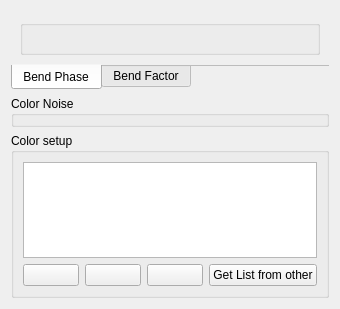
Old version of the form code/nel/tools/3d/object_viewer_qt/src/vegetable_apperance_form.ui in the repository ryzom/ryzomcore.
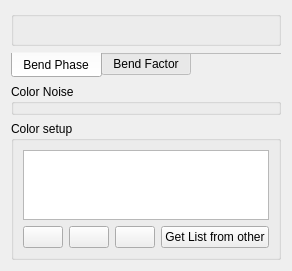
New version of the form. Icons and pictures are not drawn. Custom widgets are drawn as their Qt base class.

The edit to the form file:
```diff
--- a/code/nel/tools/3d/object_viewer_qt/src/vegetable_apperance_form.ui
+++ b/code/nel/tools/3d/object_viewer_qt/src/vegetable_apperance_form.ui
@@ -6,8 +6,8 @@
    <rect>
     <x>0</x>
     <y>0</y>
-    <width>340</width>
-    <height>309</height>
+    <width>273</width>
+    <height>252</height>
    </rect>
   </property>
   <property name="windowTitle">
@@ -16,6 +16,12 @@
   <layout class="QGridLayout" name="gridLayout_4">
    <item row="0" column="0">
     <widget class="QTabWidget" name="tabWidget">
+     <property name="sizePolicy">
+      <sizepolicy hsizetype="Expanding" vsizetype="Preferred">
+       <horstretch>0</horstretch>
+       <verstretch>0</verstretch>
+      </sizepolicy>
+     </property>
      <property name="tabPosition">
       <enum>QTabWidget::South</enum>
      </property>
@@ -36,6 +42,18 @@
        <string>Bend Phase</string>
       </attribute>
       <layout class="QGridLayout" name="gridLayout_2">
+       <property name="leftMargin">
+        <number>0</number>
+       </property>
+       <property name="topMargin">
+        <number>0</number>
+       </property>
+       <property name="rightMargin">
+        <number>0</number>
+       </property>
+       <property name="bottomMargin">
+        <number>6</number>
+       </property>
        <item row="0" column="0">
         <widget class="NLQT::CVegetNoiseValueWidget" name="bendPhaseGroupBox">
          <property name="title">
@@ -50,6 +68,18 @@
        <string>Bend Factor</string>
       </attribute>
       <layout class="QGridLayout" name="gridLayout_3">
+       <property name="leftMargin">
+        <number>0</number>
+       </property>
+       <property name="topMargin">
+        <number>0</number>
+       </property>
+       <property name="rightMargin">
+        <number>0</number>
+       </property>
+       <property name="bottomMargin">
+        <number>6</number>
+       </property>
        <item row="0" column="0">
         <widget class="NLQT::CVegetNoiseValueWidget" name="bendFactorGroupBox">
          <property name="title">
@@ -77,7 +107,7 @@
       <item row="0" column="0" colspan="4">
        <widget class="QListWidget" name="listWidget">
         <property name="sizePolicy">
-         <sizepolicy hsizetype="Expanding" vsizetype="Preferred">
+         <sizepolicy hsizetype="Expanding" vsizetype="Expanding">
           <horstretch>0</horstretch>
           <verstretch>0</verstretch>
          </sizepolicy>
@@ -136,19 +166,6 @@
      </layout>
     </widget>
    </item>
-   <item row="3" column="0">
-    <spacer name="verticalSpacer">
-     <property name="orientation">
-      <enum>Qt::Vertical</enum>
-     </property>
-     <property name="sizeHint" stdset="0">
-      <size>
-       <width>20</width>
-       <height>34</height>
-      </size>
-     </property>
-    </spacer>
-   </item>
   </layout>
  </widget>
  <customwidgets>
```
